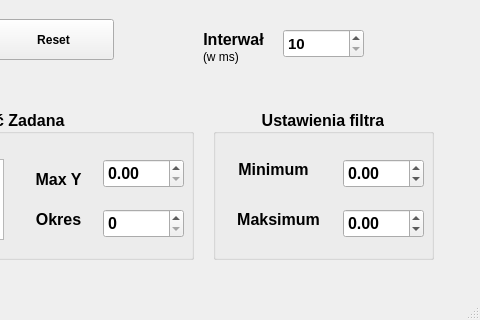
AleksandraWronaa/SymulatorUAR_GUI, file symulator.ui: the form before one commit; both pictures show x 667 to 1147 and y 321 to 641 of the 1147 by 641 pixel window.
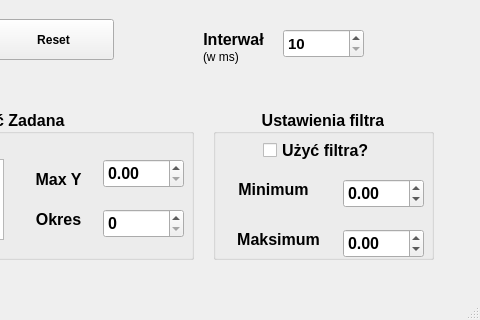
The form after the commit. Custom widgets are drawn as their Qt base class.

What changed in the file:
```diff
--- a/symulator.ui
+++ b/symulator.ui
@@ -449,7 +449,7 @@
      <property name="geometry">
       <rect>
        <x>130</x>
-       <y>100</y>
+       <y>120</y>
        <width>81</width>
        <height>29</height>
       </rect>
@@ -462,7 +462,7 @@
      <property name="geometry">
       <rect>
        <x>10</x>
-       <y>50</y>
+       <y>70</y>
        <width>101</width>
        <height>20</height>
       </rect>
@@ -487,7 +487,7 @@
      <property name="geometry">
       <rect>
        <x>130</x>
-       <y>50</y>
+       <y>70</y>
        <width>81</width>
        <height>29</height>
       </rect>
@@ -500,7 +500,7 @@
      <property name="geometry">
       <rect>
        <x>10</x>
-       <y>100</y>
+       <y>120</y>
        <width>111</width>
        <height>20</height>
       </rect>
@@ -521,6 +521,19 @@
       <set>Qt::AlignCenter</set>
      </property>
     </widget>
+    <widget class="QCheckBox" name="checkBox">
+     <property name="geometry">
+      <rect>
+       <x>50</x>
+       <y>30</y>
+       <width>121</width>
+       <height>22</height>
+      </rect>
+     </property>
+     <property name="text">
+      <string>Użyć filtra?</string>
+     </property>
+    </widget>
    </widget>
    <widget class="QPushButton" name="button_start">
     <property name="geometry">
@@ -644,18 +657,18 @@
      <rect>
       <x>30</x>
       <y>20</y>
-      <width>371</width>
-      <height>311</height>
+      <width>461</width>
+      <height>281</height>
      </rect>
     </property>
    </widget>
    <widget class="QCustomPlot" name="wykres_kontroler" native="true">
     <property name="geometry">
      <rect>
-      <x>420</x>
+      <x>530</x>
       <y>20</y>
-      <width>371</width>
-      <height>311</height>
+      <width>441</width>
+      <height>281</height>
      </rect>
     </property>
    </widget>
```
